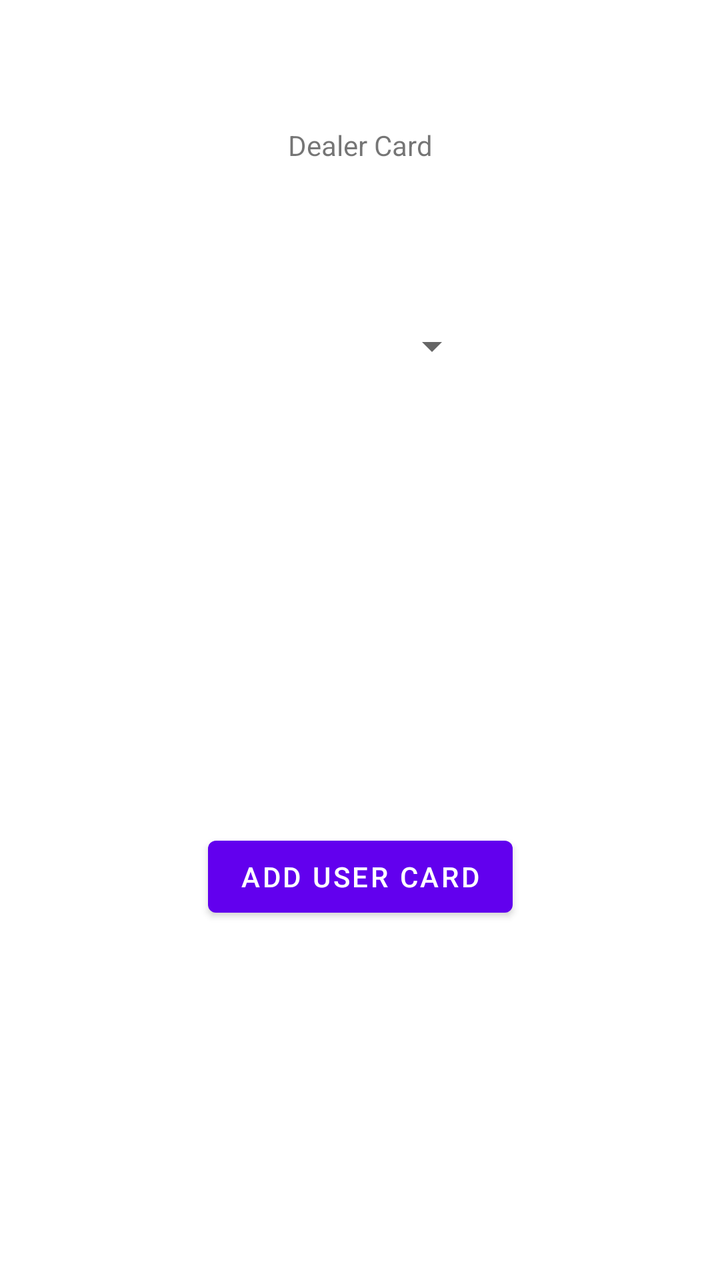
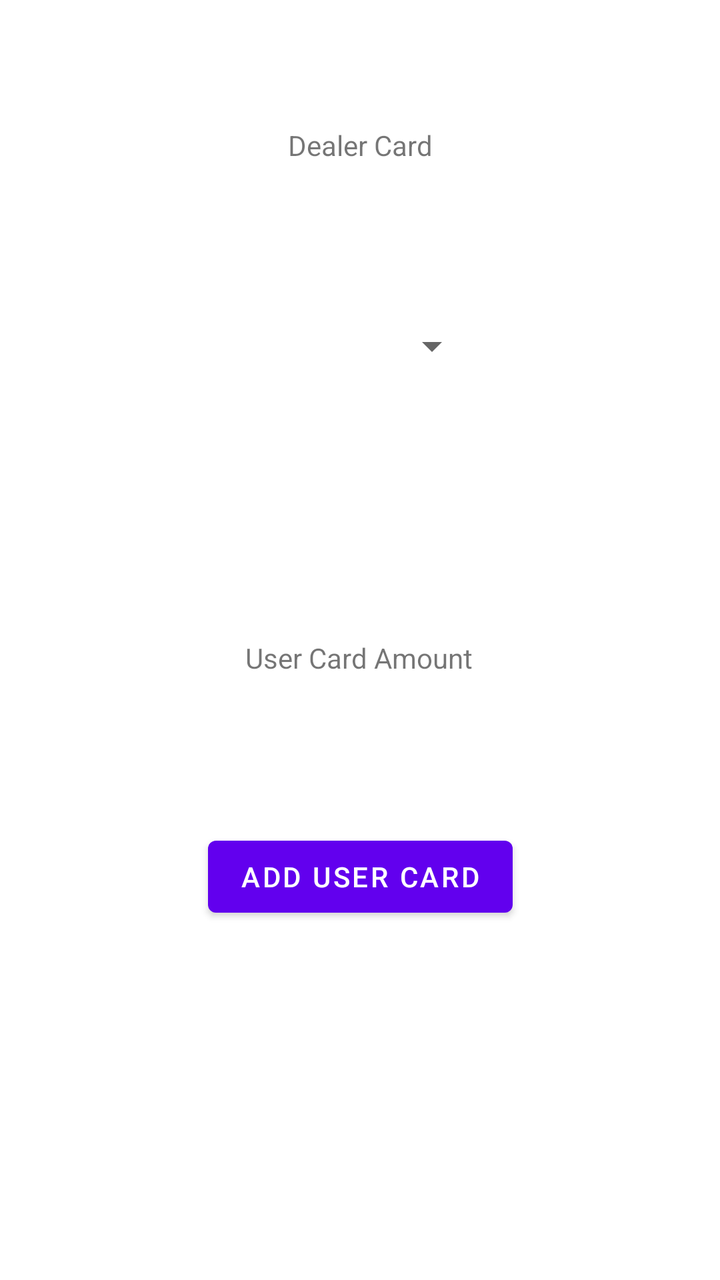

An Android layout rendered at two revisions. The XML below is the earlier revision; the diff shows what the commit changed to produce the second picture.
<!-- AndroidManifest.xml: application theme Theme.GamblingBadger -->
<!-- res/layout/fragment_blackjack.xml -->
<?xml version="1.0" encoding="utf-8"?>
<androidx.constraintlayout.widget.ConstraintLayout xmlns:android="http://schemas.android.com/apk/res/android"
    xmlns:app="http://schemas.android.com/apk/res-auto"
    xmlns:tools="http://schemas.android.com/tools"
    android:layout_width="match_parent"
    android:layout_height="match_parent"
    tools:context=".gamesession.blackjack.BlackjackFragment">

    <Spinner
        android:id="@+id/blackjackFrag_spinner_dealerCard"
        android:layout_width="120dp"
        android:layout_height="150dp"
        android:contentDescription="@string/temporary"
        android:dropDownWidth="100dp"
        app:layout_constraintBottom_toBottomOf="parent"
        app:layout_constraintEnd_toEndOf="parent"
        app:layout_constraintHorizontal_bias="0.5"
        app:layout_constraintStart_toStartOf="parent"
        app:layout_constraintTop_toTopOf="parent"
        app:layout_constraintVertical_bias="0.20" />

    <Button
        android:id="@+id/blackjackFrag_button_addUserCard"
        android:layout_width="wrap_content"
        android:layout_height="wrap_content"
        android:text="@string/blackjackFrag_button_addUserCard"
        app:layout_constraintBottom_toBottomOf="parent"
        app:layout_constraintEnd_toEndOf="parent"
        app:layout_constraintStart_toStartOf="parent"
        app:layout_constraintTop_toTopOf="parent"
        app:layout_constraintVertical_bias="0.70" />

    <androidx.constraintlayout.widget.Group
        android:id="@+id/blackjackFrag_group_userCards"
        android:layout_width="wrap_content"
        android:layout_height="wrap_content"
        app:layout_constraintBottom_toBottomOf="parent"
        app:layout_constraintEnd_toEndOf="parent"
        app:layout_constraintStart_toStartOf="parent"
        app:layout_constraintTop_toTopOf="parent" />

    <TextView
        android:id="@+id/textView"
        android:layout_width="wrap_content"
        android:layout_height="wrap_content"
        android:layout_marginBottom="16dp"
        android:text="@string/blackjackFrag_textView_dealerCard_label"
        app:layout_constraintBottom_toTopOf="@+id/blackjackFrag_spinner_dealerCard"
        app:layout_constraintEnd_toEndOf="parent"
        app:layout_constraintStart_toStartOf="parent"
        app:layout_constraintTop_toTopOf="parent"
        app:layout_constraintVertical_bias="1.0" />

</androidx.constraintlayout.widget.ConstraintLayout>
<!-- resources referenced by this layout -->
<resources>
  <string name="blackjackFrag_button_addUserCard">Add User Card</string>
  <string name="blackjackFrag_textView_dealerCard_label">Dealer Card</string>
  <string name="temporary">TEMP</string>
  <style name="Theme.GamblingBadger" parent="Theme.MaterialComponents.DayNight.DarkActionBar">
          
          <item name="colorPrimary">@color/purple_500</item>
          <item name="colorPrimaryVariant">@color/purple_700</item>
          <item name="colorOnPrimary">@color/white</item>
          
          <item name="colorSecondary">@color/teal_200</item>
          <item name="colorSecondaryVariant">@color/teal_700</item>
          <item name="colorOnSecondary">@color/black</item>
          
          <item name="android:statusBarColor" tools:targetApi="l">?attr/colorPrimaryVariant</item>
          
      </style>
  <color name="purple_500">#FF6200EE</color>
  <color name="purple_700">#FF3700B3</color>
  <color name="white">#FFFFFFFF</color>
  <color name="teal_200">#FF03DAC5</color>
  <color name="teal_700">#FF018786</color>
  <color name="black">#FF000000</color>
</resources>

<!-- the commit's change to res/layout/fragment_blackjack.xml (unified diff, before → after) -->
@@ -51,4 +51,16 @@
         app:layout_constraintTop_toTopOf="parent"
         app:layout_constraintVertical_bias="1.0" />
 
+    <TextView
+        android:id="@+id/textView2"
+        android:layout_width="wrap_content"
+        android:layout_height="wrap_content"
+        android:text="User Card Amount"
+        app:layout_constraintBottom_toBottomOf="parent"
+        app:layout_constraintEnd_toEndOf="parent"
+        app:layout_constraintHorizontal_bias="0.498"
+        app:layout_constraintStart_toStartOf="parent"
+        app:layout_constraintTop_toTopOf="parent"
+        app:layout_constraintVertical_bias="0.514" />
+
 </androidx.constraintlayout.widget.ConstraintLayout>
